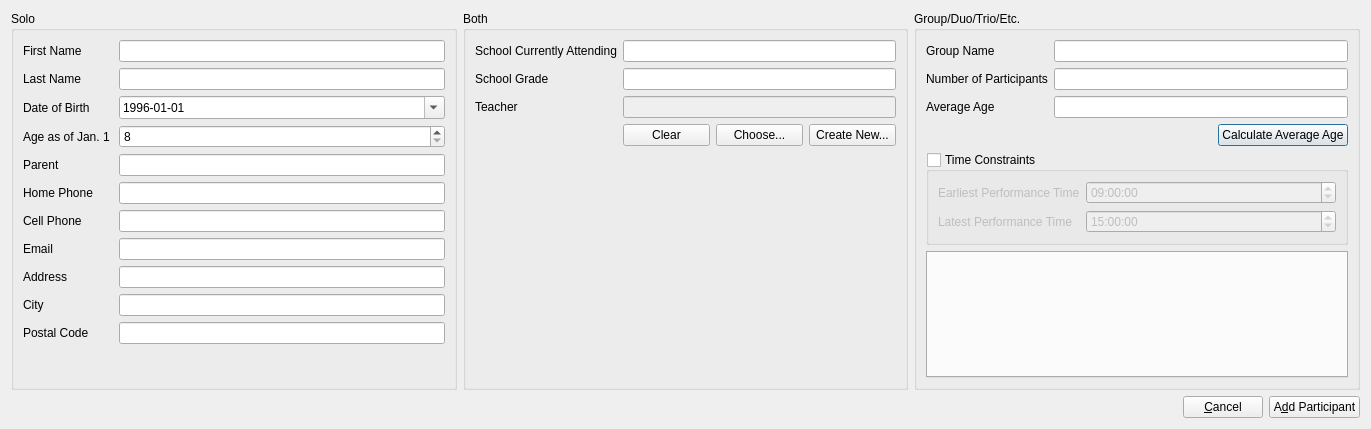
First picture: the form in Forms/ui_addParticipantDialog.ui, repository diana134/afs, before the edit.
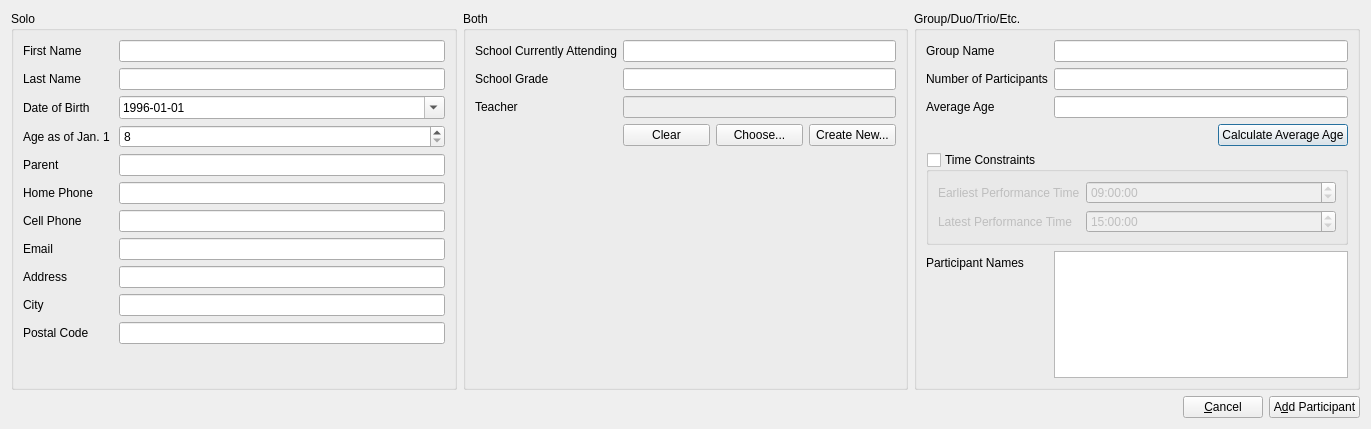
Second picture: the form after the edit.

Commit message: Can add participants

The edit to the form file:
```diff
--- a/Forms/ui_addParticipantDialog.ui
+++ b/Forms/ui_addParticipantDialog.ui
@@ -139,10 +139,13 @@
         </layout>
        </widget>
       </item>
-      <item row="6" column="0" colspan="2">
-       <widget class="QTabWidget" name="participantTabWidget">
-        <property name="currentIndex">
-         <number>-1</number>
+      <item row="6" column="1">
+       <widget class="QTextEdit" name="participantsTextEdit"/>
+      </item>
+      <item row="6" column="0">
+       <widget class="QLabel" name="label">
+        <property name="text">
+         <string>Participant Names</string>
         </property>
        </widget>
       </item>
```
Left out of the diff: 11 changed lines with no effect on the pictures. The commit also changes 7 other files.
